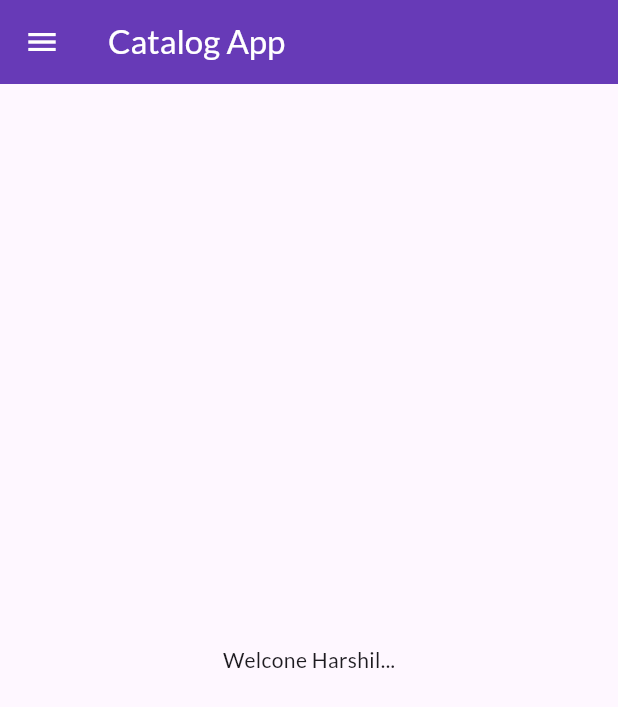
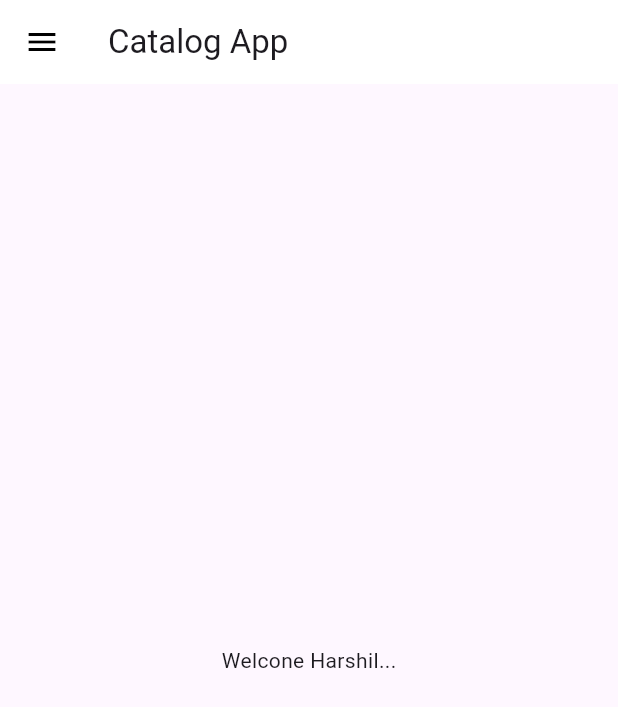
Before and after one commit to HarshilPatel-28/Flutter, a Flutter app: the screen it shows after launch, on a phone screen of 412 x 824 dp. Shown: the top 707 px of the screen. Run offline on Flutter 3.47's test engine with Material 3 defaults, Android fonts, the phone set to English and light mode, and no system bars; our stand-ins replace google_fonts.

Commit message:
Themes Extracted

```diff
--- a/lib/main.dart
+++ b/lib/main.dart
@@ -3,6 +3,7 @@ import 'package:my_first_app/pages/home_page.dart';
 import 'package:my_first_app/pages/login_page.dart';
 import 'package:google_fonts/google_fonts.dart';
 import 'package:my_first_app/utils/routes.dart';
+import 'package:my_first_app/widgets/themes.dart';
 
 void main() {
   runApp(const MyApp());
@@ -15,12 +16,9 @@ class MyApp extends StatelessWidget {
   Widget build(BuildContext context) {
     return MaterialApp(
       themeMode: ThemeMode.light,
-      theme: ThemeData(
-        primarySwatch: Colors.deepPurple,
-        fontFamily: GoogleFonts.lato().fontFamily,
-      ),
+      theme: MyTheme.lightTheme(context),
+      darkTheme: MyTheme.darkTheme(context),
       debugShowCheckedModeBanner: false,
-      darkTheme: ThemeData(brightness: Brightness.dark),
       initialRoute: "/home",
       routes: {
         "/": (context) => const LoginPage(),
--- a/lib/pages/home_page.dart
+++ b/lib/pages/home_page.dart
@@ -10,12 +10,8 @@ class HomePage extends StatelessWidget {
   Widget build(BuildContext context) {
     return Scaffold(
       appBar: AppBar(
-        title: const Text(
-          "Catalog App",
-          style: TextStyle(color: Colors.white),
-        ),
-        backgroundColor: Colors.deepPurple,
-        iconTheme: IconThemeData(color: Colors.white),
+        title: const Text("Catalog App"),
+        // backgroundColor: Colors.deepPurple,
       ),
       body: Center(
         child: Container(
--- /dev/null
+++ b/lib/widgets/themes.dart
@@ -0,0 +1,22 @@
+import 'package:flutter/material.dart';
+import 'package:google_fonts/google_fonts.dart';
+
+class MyTheme {
+  static ThemeData lightTheme(BuildContext context) => ThemeData(
+
+        primarySwatch: Colors.deepPurple,
+        fontFamily: GoogleFonts.lato().fontFamily,
+        appBarTheme: AppBarTheme(
+            color: Colors.white,
+            elevation: 0.0,
+            iconTheme: IconThemeData(color: Colors.black)),
+        textTheme: Theme.of(context).textTheme,
+
+  );
+
+  static ThemeData darkTheme(BuildContext context) => ThemeData(
+
+       brightness: Brightness.dark
+
+  );
+}
```
